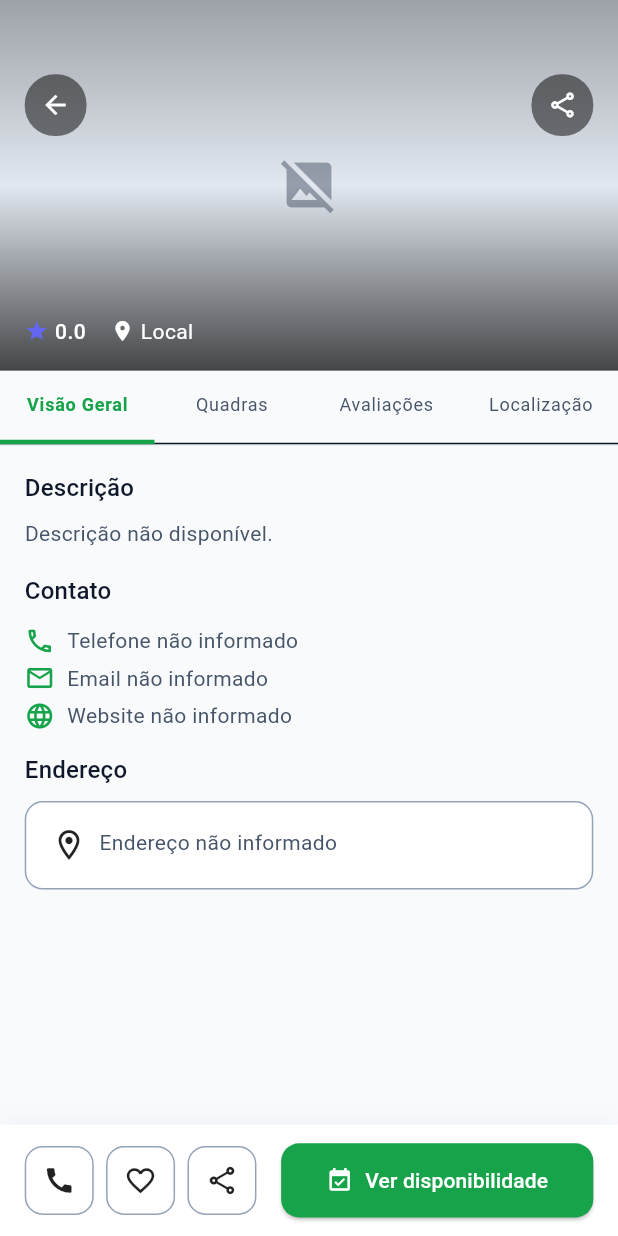
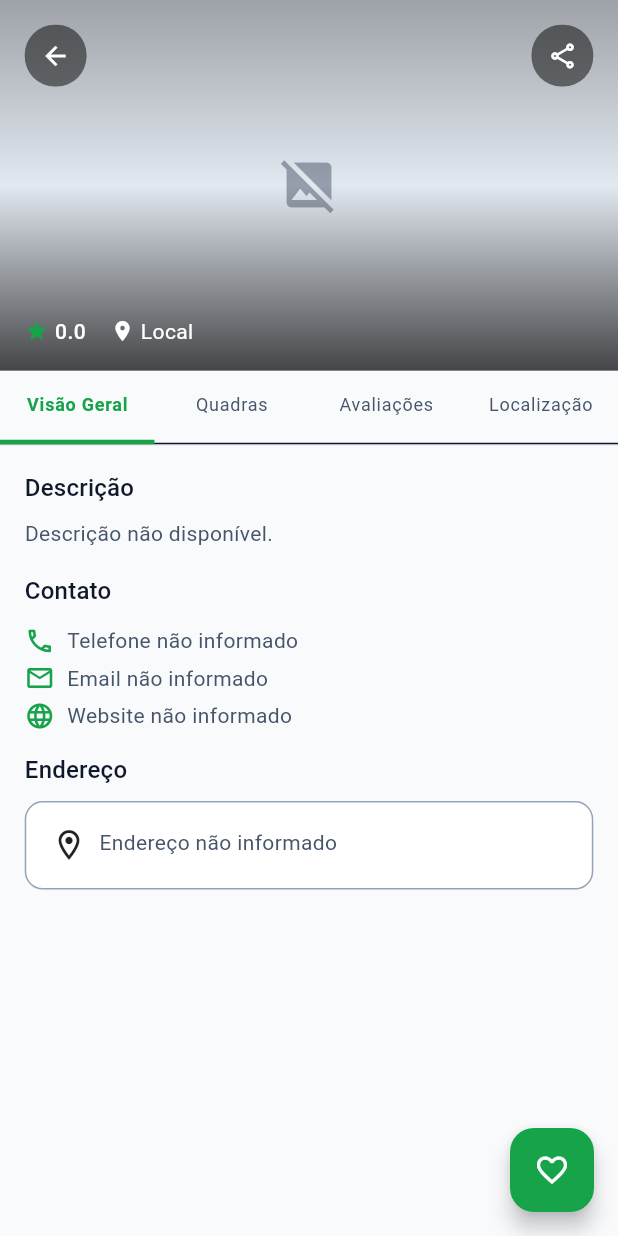
Before and after one commit to YuriGarciaRibeiro/SportHub-App, a Flutter app: the EstablishmentDetailScreen screen opened directly with empty values, on a phone screen of 412 x 824 dp. Run offline on Flutter 3.47's test engine with Material 3 defaults, Android fonts, the phone set to English and light mode, and no system bars; our stand-ins replace flutter_secure_storage, geocoding, geolocator, shared_preferences, sizer; accounts and stored records are empty.

Commit message:
feat: replace bottom navigation bar with floating action button for favorites and adjust header positioning and icon color

```diff
--- a/lib/ui/screens/establishment_detail_screen/establishment_detail_screen.dart
+++ b/lib/ui/screens/establishment_detail_screen/establishment_detail_screen.dart
@@ -176,14 +176,7 @@ class _EstablishmentDetailScreenState extends State<EstablishmentDetailScreen> {
                   ],
                 ),
 
-      bottomNavigationBar: BottomActionBarWidget(
-        phoneNumber: est?.phoneNumber ?? '',
-        isFavorite: vm.isFavorite,
-        onCheckAvailability: _onCheckAvailability,
-        onCall: _onCall,
-        onFavorite: _onFavorite,
-        onShare: _onShare,
-      ),
+        floatingActionButton: FloatingActionButton(onPressed: _onFavorite, child: Icon(vm.isFavorite ? Icons.favorite : Icons.favorite_border),),
           );
         },
       ),
--- a/lib/ui/screens/establishment_detail_screen/widgets/establishment_header_widget.dart
+++ b/lib/ui/screens/establishment_detail_screen/widgets/establishment_header_widget.dart
@@ -55,7 +55,7 @@ class EstablishmentHeaderWidget extends StatelessWidget {
           ),
           // Header controls
           Positioned(
-            top: 6.h,
+            top: 2.h,
             left: 4.w,
             right: 4.w,
             child: Row(
@@ -84,7 +84,7 @@ class EstablishmentHeaderWidget extends StatelessWidget {
                 SizedBox(height: 1.h),
                 Row(
                   children: [
-                    Icon(Icons.star, color: Theme.of(context).colorScheme.secondary, size: 16),
+                    Icon(Icons.star, color: Theme.of(context).colorScheme.primary, size: 16),
                     SizedBox(width: 1.w),
                     Text(
                       rating.toStringAsFixed(1),
```
